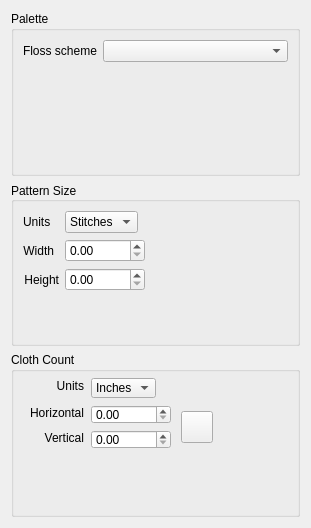
Old version of the form ui/PatternConfigPage.ui in the repository KDE/kxstitch.
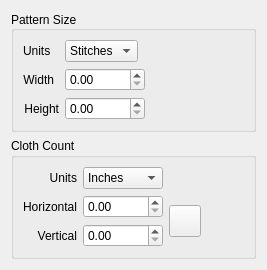
New version of the form. Custom widgets are drawn as their Qt base class.

The edit to the form file:
```diff
--- a/ui/PatternConfigPage.ui
+++ b/ui/PatternConfigPage.ui
@@ -6,40 +6,14 @@
    <rect>
     <x>0</x>
     <y>0</y>
-    <width>311</width>
-    <height>528</height>
+    <width>267</width>
+    <height>262</height>
    </rect>
   </property>
   <property name="windowTitle">
    <string>Pattern Configuration</string>
   </property>
   <layout class="QVBoxLayout" name="verticalLayout">
-   <item>
-    <widget class="QGroupBox" name="PaletteProperties">
-     <property name="title">
-      <string>Palette</string>
-     </property>
-     <layout class="QFormLayout" name="formLayout">
-      <item row="0" column="0">
-       <widget class="QLabel" name="label_11">
-        <property name="text">
-         <string>Floss scheme</string>
-        </property>
-       </widget>
-      </item>
-      <item row="0" column="1">
-       <widget class="KComboBox" name="kcfg_Palette_DefaultScheme">
-        <property name="minimumSize">
-         <size>
-          <width>150</width>
-          <height>0</height>
-         </size>
-        </property>
-       </widget>
-      </item>
-     </layout>
-    </widget>
-   </item>
    <item>
     <widget class="QGroupBox" name="PatternSize">
      <property name="title">
@@ -59,25 +33,6 @@
         </property>
        </widget>
       </item>
-      <item row="0" column="1">
-       <widget class="KComboBox" name="kcfg_Document_UnitsFormat">
-        <item>
-         <property name="text">
-          <string>Stitches</string>
-         </property>
-        </item>
-        <item>
-         <property name="text">
-          <string>Inches</string>
-         </property>
-        </item>
-        <item>
-         <property name="text">
-          <string>CM</string>
-         </property>
-        </item>
-       </widget>
-      </item>
       <item row="1" column="0">
        <widget class="QLabel" name="label">
         <property name="text">
@@ -124,6 +79,25 @@
         </property>
        </widget>
       </item>
+      <item row="0" column="1">
+       <widget class="KComboBox" name="kcfg_Document_UnitsFormat">
+        <item>
+         <property name="text">
+          <string>Stitches</string>
+         </property>
+        </item>
+        <item>
+         <property name="text">
+          <string>Inches</string>
+         </property>
+        </item>
+        <item>
+         <property name="text">
+          <string>CM</string>
+         </property>
+        </item>
+       </widget>
+      </item>
      </layout>
     </widget>
    </item>
@@ -138,15 +112,73 @@
      <property name="title">
       <string>Cloth Count</string>
      </property>
+     <layout class="QHBoxLayout" name="horizontalLayout">
+      <item>
+       <layout class="QGridLayout" name="gridLayout">
+        <item row="0" column="0">
+         <widget class="QLabel" name="label_3">
+          <property name="sizePolicy">
+           <sizepolicy hsizetype="Preferred" vsizetype="Preferred">
+            <horstretch>0</horstretch>
+            <verstretch>0</verstretch>
+           </sizepolicy>
+          </property>
+          <property name="text">
+           <string>Units</string>
+          </property>
+          <property name="alignment">
+           <set>Qt::AlignRight|Qt::AlignTrailing|Qt::AlignVCenter</set>
+          </property>
+         </widget>
+        </item>
+        <item row="1" column="0">
+         <widget class="QLabel" name="label_5">
+          <property name="sizePolicy">
+           <sizepolicy hsizetype="Preferred" vsizetype="Preferred">
+            <horstretch>0</horstretch>
+            <verstretch>0</verstretch>
+           </sizepolicy>
+          </property>
+          <property name="text">
+           <string comment="Horizontal cloth count value">Horizontal</string>
+          </property>
+          <property name="alignment">
+           <set>Qt::AlignRight|Qt::AlignTrailing|Qt::AlignVCenter</set>
+          </property>
+         </widget>
+        </item>
+        <item row="0" column="1">
+         <widget class="KComboBox" name="kcfg_Editor_ClothCountUnits">
+          <item>
+           <property name="text">
+            <string>Inches</string>
+           </property>
+          </item>
+          <item>
+           <property name="text">
+            <string>CM</string>
+           </property>
+          </item>
+         </widget>
+        </item>
+        <item row="2" column="0">
+         <widget class="QLabel" name="label_6">
+          <property name="sizePolicy">
+           <sizepolicy hsizetype="Preferred" vsizetype="Preferred">
+            <horstretch>0</horstretch>
+            <verstretch>0</verstretch>
+           </sizepolicy>
+          </property>
+          <property name="text">
+           <string comment="Vertical cloth count value">Vertical</string>
+          </property>
+          <property name="alignment">
+           <set>Qt::AlignRight|Qt::AlignTrailing|Qt::AlignVCenter</set>
+          </property>
+         </widget>
+        </item>
+        <item row="1" column="2" rowspan="2">
      <widget class="KPushButton" name="kcfg_Editor_ClothCountLink">
-      <property name="geometry">
-       <rect>
-        <x>170</x>
-        <y>59</y>
-        <width>32</width>
-        <height>32</height>
-       </rect>
-      </property>
       <property name="sizePolicy">
        <sizepolicy hsizetype="Fixed" vsizetype="Fixed">
         <horstretch>0</horstretch>
@@ -175,79 +207,9 @@
        <bool>true</bool>
       </property>
      </widget>
-     <widget class="KComboBox" name="kcfg_Editor_ClothCountUnits">
-      <property name="geometry">
-       <rect>
-        <x>80</x>
-        <y>26</y>
-        <width>65</width>
-        <height>20</height>
-       </rect>
-      </property>
-      <item>
-       <property name="text">
-        <string>Inches</string>
-       </property>
-      </item>
-      <item>
-       <property name="text">
-        <string>CM</string>
-       </property>
-      </item>
-     </widget>
-     <widget class="QLabel" name="label_3">
-      <property name="geometry">
-       <rect>
-        <x>12</x>
-        <y>26</y>
-        <width>61</width>
-        <height>16</height>
-       </rect>
-      </property>
-      <property name="sizePolicy">
-       <sizepolicy hsizetype="Preferred" vsizetype="Preferred">
-        <horstretch>0</horstretch>
-        <verstretch>0</verstretch>
-       </sizepolicy>
-      </property>
-      <property name="text">
-       <string>Units</string>
-      </property>
-      <property name="alignment">
-       <set>Qt::AlignRight|Qt::AlignTrailing|Qt::AlignVCenter</set>
-      </property>
-     </widget>
-     <widget class="QLabel" name="label_5">
-      <property name="geometry">
-       <rect>
-        <x>12</x>
-        <y>53</y>
-        <width>61</width>
-        <height>16</height>
-       </rect>
-      </property>
-      <property name="sizePolicy">
-       <sizepolicy hsizetype="Preferred" vsizetype="Preferred">
-        <horstretch>0</horstretch>
-        <verstretch>0</verstretch>
-       </sizepolicy>
-      </property>
-      <property name="text">
-       <string comment="Horizontal cloth count value">Horizontal</string>
-      </property>
-      <property name="alignment">
-       <set>Qt::AlignRight|Qt::AlignTrailing|Qt::AlignVCenter</set>
-      </property>
-     </widget>
+        </item>
+        <item row="1" column="1">
      <widget class="QDoubleSpinBox" name="kcfg_Editor_HorizontalClothCount">
-      <property name="geometry">
-       <rect>
-        <x>80</x>
-        <y>53</y>
-        <width>80</width>
-        <height>19</height>
-       </rect>
-      </property>
       <property name="sizePolicy">
        <sizepolicy hsizetype="Fixed" vsizetype="Fixed">
         <horstretch>0</horstretch>
@@ -261,15 +223,9 @@
        </size>
       </property>
      </widget>
+        </item>
+        <item row="2" column="1">
      <widget class="QDoubleSpinBox" name="kcfg_Editor_VerticalClothCount">
-      <property name="geometry">
-       <rect>
-        <x>80</x>
-        <y>78</y>
-        <width>80</width>
-        <height>19</height>
-       </rect>
-      </property>
       <property name="sizePolicy">
        <sizepolicy hsizetype="Fixed" vsizetype="Fixed">
         <horstretch>0</horstretch>
@@ -283,43 +239,51 @@
        </size>
       </property>
      </widget>
-     <widget class="QLabel" name="label_6">
-      <property name="geometry">
-       <rect>
-        <x>12</x>
-        <y>78</y>
-        <width>61</width>
-        <height>16</height>
-       </rect>
-      </property>
-      <property name="sizePolicy">
-       <sizepolicy hsizetype="Preferred" vsizetype="Preferred">
-        <horstretch>0</horstretch>
-        <verstretch>0</verstretch>
-       </sizepolicy>
-      </property>
-      <property name="text">
-       <string comment="Vertical cloth count value">Vertical</string>
-      </property>
-      <property name="alignment">
-       <set>Qt::AlignRight|Qt::AlignTrailing|Qt::AlignVCenter</set>
-      </property>
-     </widget>
-    </widget>
+        </item>
+       </layout>
+      </item>
+      <item>
+       <spacer name="horizontalSpacer">
+        <property name="orientation">
+         <enum>Qt::Horizontal</enum>
+        </property>
+        <property name="sizeHint" stdset="0">
+         <size>
+          <width>40</width>
+          <height>20</height>
+         </size>
+        </property>
+       </spacer>
+      </item>
+     </layout>
+    </widget>
+   </item>
+   <item>
+    <spacer name="verticalSpacer">
+     <property name="orientation">
+      <enum>Qt::Vertical</enum>
+     </property>
+     <property name="sizeHint" stdset="0">
+      <size>
+       <width>20</width>
+       <height>40</height>
+      </size>
+     </property>
+    </spacer>
    </item>
   </layout>
  </widget>
  <customwidgets>
-  <customwidget>
-   <class>KPushButton</class>
-   <extends>QPushButton</extends>
-   <header>kpushbutton.h</header>
-  </customwidget>
   <customwidget>
    <class>KComboBox</class>
    <extends>QComboBox</extends>
    <header>kcombobox.h</header>
   </customwidget>
+  <customwidget>
+   <class>KPushButton</class>
+   <extends>QPushButton</extends>
+   <header>kpushbutton.h</header>
+  </customwidget>
  </customwidgets>
  <tabstops>
   <tabstop>kcfg_Palette_DefaultScheme</tabstop>
```
Left out of the diff: 1 changed line with no effect on the pictures. Lines whose indentation alone changed are shown as unchanged.
